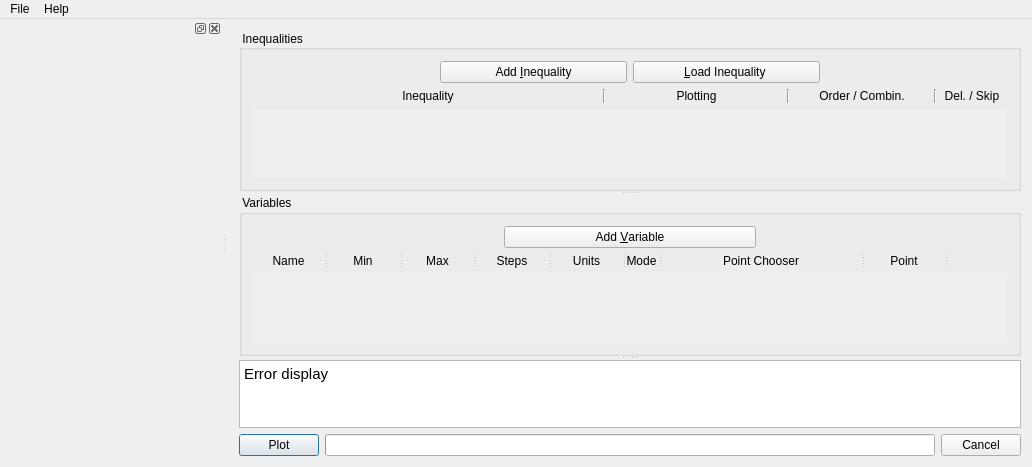
xpcoffee/plotus, file bareminimumplotter.ui: the form before one commit.
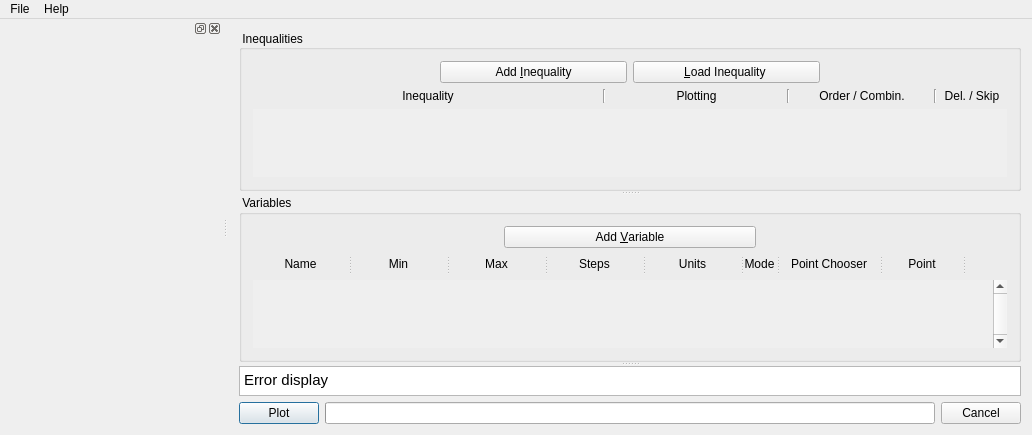
The form after the commit. Custom widgets are drawn as their Qt base class.

Commit message: fixed alignment for variable inputs

Diff of the .ui file:
```diff
--- a/bareminimumplotter.ui
+++ b/bareminimumplotter.ui
@@ -7,7 +7,7 @@
     <x>0</x>
     <y>0</y>
     <width>1032</width>
-    <height>467</height>
+    <height>433</height>
    </rect>
   </property>
   <property name="windowTitle">
@@ -360,6 +360,14 @@
          </layout>
         </item>
         <item>
+         <layout class="QHBoxLayout" name="horizontalLayout_VariableHeader">
+          <property name="spacing">
+           <number>0</number>
+          </property>
+          <property name="bottomMargin">
+           <number>0</number>
+          </property>
+          <item>
          <widget class="QSplitter" name="splitter_variable">
           <property name="orientation">
            <enum>Qt::Horizontal</enum>
@@ -511,13 +519,13 @@
           <widget class="QLabel" name="label_VariablePointChooser">
            <property name="minimumSize">
             <size>
-             <width>200</width>
+               <width>100</width>
              <height>0</height>
             </size>
            </property>
            <property name="maximumSize">
             <size>
-             <width>200</width>
+               <width>16777215</width>
              <height>16777215</height>
             </size>
            </property>
@@ -575,21 +583,39 @@
            </property>
            <property name="minimumSize">
             <size>
-             <width>60</width>
+               <width>30</width>
              <height>0</height>
             </size>
            </property>
            <property name="maximumSize">
             <size>
-             <width>60</width>
+               <width>30</width>
              <height>16777215</height>
             </size>
            </property>
            <property name="text">
-            <string>  </string>
+              <string/>
            </property>
           </widget>
          </widget>
+          </item>
+          <item>
+           <spacer name="horizontalSpacer_VariableScrollBar">
+            <property name="orientation">
+             <enum>Qt::Horizontal</enum>
+            </property>
+            <property name="sizeType">
+             <enum>QSizePolicy::Fixed</enum>
+            </property>
+            <property name="sizeHint" stdset="0">
+             <size>
+              <width>12</width>
+              <height>20</height>
+             </size>
+            </property>
+           </spacer>
+          </item>
+         </layout>
         </item>
         <item>
          <widget class="QScrollArea" name="scrollArea_VariableInputs">
@@ -620,6 +646,9 @@
           <property name="frameShadow">
            <enum>QFrame::Sunken</enum>
           </property>
+          <property name="verticalScrollBarPolicy">
+           <enum>Qt::ScrollBarAlwaysOn</enum>
+          </property>
           <property name="horizontalScrollBarPolicy">
            <enum>Qt::ScrollBarAsNeeded</enum>
           </property>
@@ -634,8 +663,8 @@
             <rect>
              <x>0</x>
              <y>0</y>
-             <width>769</width>
-             <height>76</height>
+             <width>757</width>
+             <height>62</height>
             </rect>
            </property>
            <layout class="QVBoxLayout" name="verticalLayout_2">
@@ -692,8 +721,8 @@
         <string>&lt;!DOCTYPE HTML PUBLIC &quot;-//W3C//DTD HTML 4.0//EN&quot; &quot;http://www.w3.org/TR/REC-html40/strict.dtd&quot;&gt;
 &lt;html&gt;&lt;head&gt;&lt;meta name=&quot;qrichtext&quot; content=&quot;1&quot; /&gt;&lt;style type=&quot;text/css&quot;&gt;
 p, li { white-space: pre-wrap; }
-&lt;/style&gt;&lt;/head&gt;&lt;body style=&quot; font-family:'Ubuntu'; font-size:11pt; font-weight:400; font-style:normal;&quot;&gt;
-&lt;p style=&quot; margin-top:0px; margin-bottom:0px; margin-left:0px; margin-right:0px; -qt-block-indent:0; text-indent:0px;&quot;&gt;Error display&lt;/p&gt;&lt;/body&gt;&lt;/html&gt;</string>
+&lt;/style&gt;&lt;/head&gt;&lt;body style=&quot; font-family:'Sans Serif'; font-size:9pt; font-weight:400; font-style:normal;&quot;&gt;
+&lt;p style=&quot; margin-top:0px; margin-bottom:0px; margin-left:0px; margin-right:0px; -qt-block-indent:0; text-indent:0px;&quot;&gt;&lt;span style=&quot; font-family:'Ubuntu'; font-size:11pt;&quot;&gt;Error display&lt;/span&gt;&lt;/p&gt;&lt;/body&gt;&lt;/html&gt;</string>
        </property>
        <property name="textInteractionFlags">
         <set>Qt::TextSelectableByKeyboard|Qt::TextSelectableByMouse</set>
```
Left out of the diff: 12 changed lines with no effect on the pictures. Lines whose indentation alone changed are shown as unchanged. The commit also changes 4 other files.
